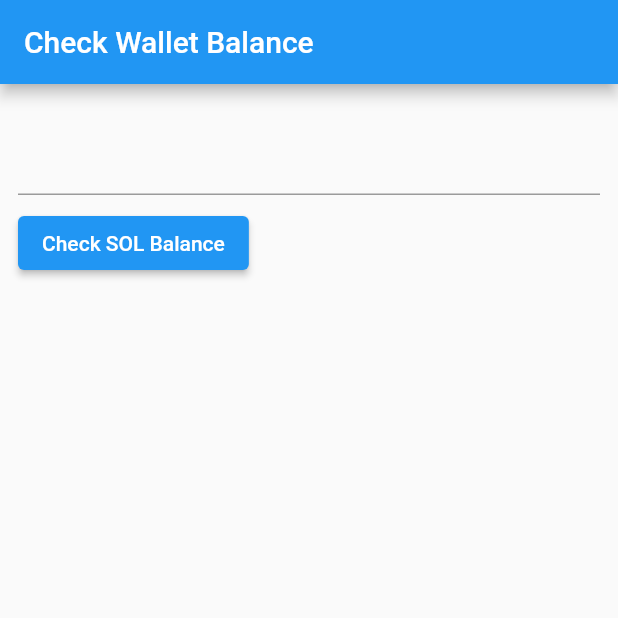
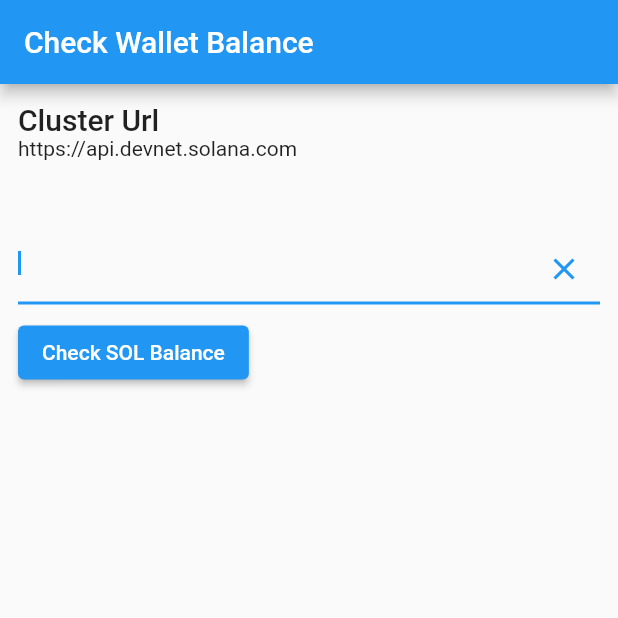
Before and after one commit to moksh-mahajan/dartsol, a Flutter app: the screen it shows after launch, on a phone screen of 412 x 824 dp, the top half of it. Run offline on Flutter 3.47's test engine with Material 2 defaults, Android fonts, the phone set to English and light mode, and no system bars; missing offline and left inert: solana.

Commit message:
ui: display cluster url and option to clear current address

```diff
--- a/lib/pages/wallet_balance_page.dart
+++ b/lib/pages/wallet_balance_page.dart
@@ -11,8 +11,8 @@ class WalletBalancePage extends StatefulWidget {
 }
 
 class _WalletBalancePageState extends State<WalletBalancePage> {
-  static const devnetUrl = 'https://api.devnet.solana.com';
-  final _rpcClient = RpcClient(devnetUrl);
+  static const clusterUrl = 'https://api.devnet.solana.com';
+  final _rpcClient = RpcClient(clusterUrl);
 
   final _addressController = TextEditingController();
 
@@ -48,9 +48,23 @@ class _WalletBalancePageState extends State<WalletBalancePage> {
       body: Padding(
         padding: const EdgeInsets.all(12.0),
         child: Column(crossAxisAlignment: CrossAxisAlignment.start, children: [
+          Text(
+            'Cluster Url',
+            style: Theme.of(context).textTheme.headline6,
+          ),
+          const Text(clusterUrl),
+          const SizedBox(
+            height: 48,
+          ),
           TextField(
+            autofocus: true,
             controller: _addressController,
-            maxLines: 2,
+            style: Theme.of(context).textTheme.titleSmall,
+            decoration: InputDecoration(
+                suffixIcon: IconButton(
+              icon: const Icon(Icons.clear),
+              onPressed: () => _addressController.clear(),
+            )),
           ),
           const SizedBox(
             height: 8,
@@ -64,7 +78,7 @@ class _WalletBalancePageState extends State<WalletBalancePage> {
           const SizedBox(
             height: 24,
           ),
-          if (_balance != null) ...[
+          if (_balance != null && !_isLoadingBalance) ...[
             Text(
               'Address',
               style: Theme.of(context).textTheme.headline6,
```
